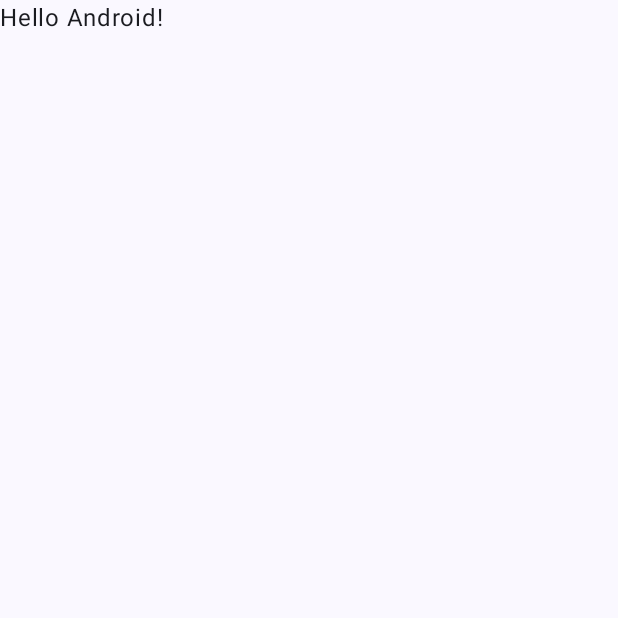
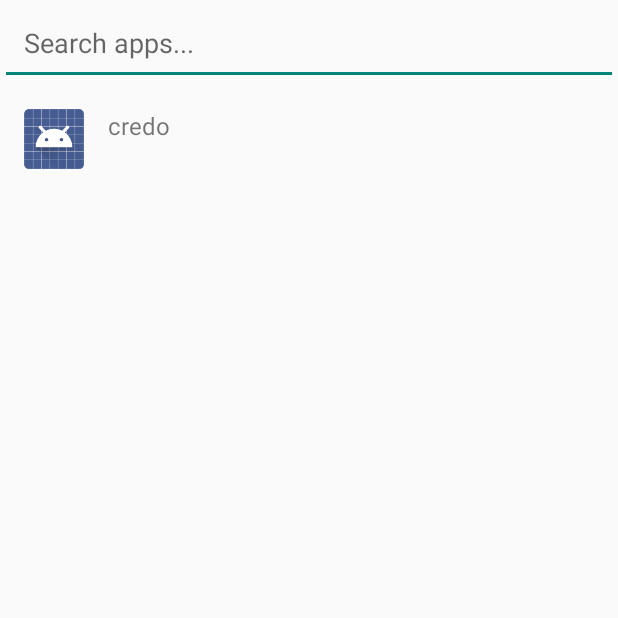
Before and after one commit to MARX1108/credo, an Android app built with Jetpack Compose: the screen it shows after launch (MainActivity), on a phone screen of 412 x 824 dp, the top half of it. Before the commit the part shown is almost empty. Run offline under Robolectric (Android 15) with nearby library versions, the phone set to English and light mode, and no system bars.

Commit message:
beta v0.0.2

```diff
--- a/app/build.gradle.kts
+++ b/app/build.gradle.kts
@@ -50,7 +50,7 @@ android {
 }
 
 dependencies {
-
+    implementation ("androidx.recyclerview:recyclerview:1.3.2")
     implementation("androidx.core:core-ktx:1.12.0")
     implementation("androidx.lifecycle:lifecycle-runtime-ktx:2.7.0")
     implementation("androidx.activity:activity-compose:1.8.2")
--- a/app/src/main/AndroidManifest.xml
+++ b/app/src/main/AndroidManifest.xml
@@ -1,6 +1,7 @@
 <?xml version="1.0" encoding="utf-8"?>
 <manifest xmlns:android="http://schemas.android.com/apk/res/android"
     xmlns:tools="http://schemas.android.com/tools">
+    <uses-permission android:name="android.permission.QUERY_ALL_PACKAGES"/>
 
     <application
         android:allowBackup="true"
--- a/app/src/main/java/com/foryoupage/credo/AppsAdapter.kt
+++ b/app/src/main/java/com/foryoupage/credo/AppsAdapter.kt
@@ -1,4 +1,45 @@
 package com.foryoupage.credo
+import android.content.Context
+import android.content.pm.PackageManager
+import android.content.pm.ResolveInfo
+import android.view.LayoutInflater
+import android.view.View
+import android.view.ViewGroup
+import android.widget.ImageView
+import android.widget.TextView
+import androidx.recyclerview.widget.RecyclerView
+//import com.yourpackage.name.R // Make sure to replace with your actual package name
 
-class AppsAdapter {
+class AppsAdapter(private val context: Context, private var appsList: List<ResolveInfo>) :
+    RecyclerView.Adapter<AppsAdapter.ViewHolder>() {
+
+    class ViewHolder(view: View) : RecyclerView.ViewHolder(view) {
+        val appName: TextView = view.findViewById(R.id.app_name)
+        val appIcon: ImageView = view.findViewById(R.id.app_icon)
+    }
+
+    override fun onCreateViewHolder(parent: ViewGroup, viewType: Int): ViewHolder {
+        val view = LayoutInflater.from(context).inflate(R.layout.item_app, parent, false)
+        return ViewHolder(view)
+    }
+
+    override fun onBindViewHolder(holder: ViewHolder, position: Int) {
+        val app = appsList[position]
+        val pm = context.packageManager
+        holder.appName.text = app.loadLabel(pm)
+        holder.appIcon.setImageDrawable(app.loadIcon(pm))
+
+        holder.itemView.setOnClickListener {
+            // Launch the app
+            val launchIntent = pm.getLaunchIntentForPackage(app.activityInfo.packageName)
+            context.startActivity(launchIntent)
+        }
+    }
+
+    override fun getItemCount() = appsList.size
+
+    fun updateList(newList: List<ResolveInfo>) {
+        appsList = newList
+        notifyDataSetChanged()
+    }
 }
--- a/app/src/main/java/com/foryoupage/credo/MainActivity.kt
+++ b/app/src/main/java/com/foryoupage/credo/MainActivity.kt
@@ -1,4 +1,10 @@
 package com.foryoupage.credo
+import android.content.Intent
+import android.content.pm.ResolveInfo
+import android.widget.EditText
+//import androidx.appcompat.app.AppCompatActivity
+import androidx.recyclerview.widget.LinearLayoutManager
+import androidx.recyclerview.widget.RecyclerView
 
 import android.os.Bundle
 import androidx.activity.ComponentActivity
@@ -10,22 +16,41 @@ import androidx.compose.material3.Text
 import androidx.compose.runtime.Composable
 import androidx.compose.ui.Modifier
 import androidx.compose.ui.tooling.preview.Preview
+import androidx.core.widget.addTextChangedListener
 import com.foryoupage.credo.ui.theme.CredoTheme
 
 class MainActivity : ComponentActivity() {
+    private lateinit var searchEditText: EditText
+    private lateinit var appsListRecyclerView: RecyclerView
+    private lateinit var appsAdapter: AppsAdapter
+    private var allApps: List<ResolveInfo> = listOf()
     override fun onCreate(savedInstanceState: Bundle?) {
         super.onCreate(savedInstanceState)
-        setContent {
-            CredoTheme {
-                // A surface container using the 'background' color from the theme
-                Surface(
-                    modifier = Modifier.fillMaxSize(),
-                    color = MaterialTheme.colorScheme.background
-                ) {
-                    Greeting("Android")
-                }
+
+        setContentView(R.layout.activity_main)
+
+        searchEditText = findViewById(R.id.search_bar)
+        appsListRecyclerView = findViewById(R.id.apps_list)
+        appsListRecyclerView.layoutManager = LinearLayoutManager(this)
+
+        allApps = getAllInstalledApps()
+        appsAdapter = AppsAdapter(this, allApps)
+        appsListRecyclerView.adapter = appsAdapter
+
+        searchEditText.addTextChangedListener { text ->
+            val filteredApps = allApps.filter {
+                it.loadLabel(packageManager).toString().contains(text.toString(), ignoreCase = true)
             }
+            appsAdapter.updateList(filteredApps)
         }
+//        appsListRecyclerView.itemAnimator = DefaultItemAnimator()
+    }
+
+    private fun getAllInstalledApps(): List<ResolveInfo> {
+        val intent = Intent(Intent.ACTION_MAIN, null).apply {
+            addCategory(Intent.CATEGORY_LAUNCHER)
+        }
+        return packageManager.queryIntentActivities(intent, 0)
     }
 }
 
--- a/app/src/main/res/layout/activity_main.xml
+++ b/app/src/main/res/layout/activity_main.xml
@@ -1,7 +1,22 @@
 <?xml version="1.0" encoding="utf-8"?>
 <LinearLayout xmlns:android="http://schemas.android.com/apk/res/android"
-             android:orientation="vertical"
-             android:layout_width="match_parent"
-             android:layout_height="match_parent">
+    xmlns:app="http://schemas.android.com/apk/res-auto"
+    xmlns:tools="http://schemas.android.com/tools"
+    android:layout_width="match_parent"
+    android:layout_height="match_parent"
+    android:orientation="vertical"
+    tools:context=".MainActivity">
 
+    <EditText
+        android:id="@+id/search_bar"
+        android:layout_width="match_parent"
+        android:layout_height="wrap_content"
+        android:hint="Search apps..."
+        android:inputType="text"
+        android:padding="16dp"/>
+
+    <androidx.recyclerview.widget.RecyclerView
+        android:id="@+id/apps_list"
+        android:layout_width="match_parent"
+        android:layout_height="wrap_content"/>
 </LinearLayout>
--- a/app/src/main/res/layout/item_app.xml
+++ b/app/src/main/res/layout/item_app.xml
@@ -1,7 +1,20 @@
 <?xml version="1.0" encoding="utf-8"?>
 <LinearLayout xmlns:android="http://schemas.android.com/apk/res/android"
-             android:orientation="vertical"
-             android:layout_width="match_parent"
-             android:layout_height="match_parent">
+    android:layout_width="match_parent"
+    android:layout_height="wrap_content"
+    android:padding="16dp"
+    android:orientation="horizontal">
 
+    <ImageView
+        android:id="@+id/app_icon"
+        android:layout_width="40dp"
+        android:layout_height="40dp"
+        android:contentDescription="@string/app_icon"/>
+
+    <TextView
+        android:id="@+id/app_name"
+        android:layout_width="wrap_content"
+        android:layout_height="wrap_content"
+        android:layout_marginStart="16dp"
+        android:textSize="16sp"/>
 </LinearLayout>
--- a/app/src/main/res/values/strings.xml
+++ b/app/src/main/res/values/strings.xml
@@ -1,3 +1,4 @@
 <resources>
     <string name="app_name">credo</string>
+    <string name="app_icon">App icon</string>
 </resources>
```
